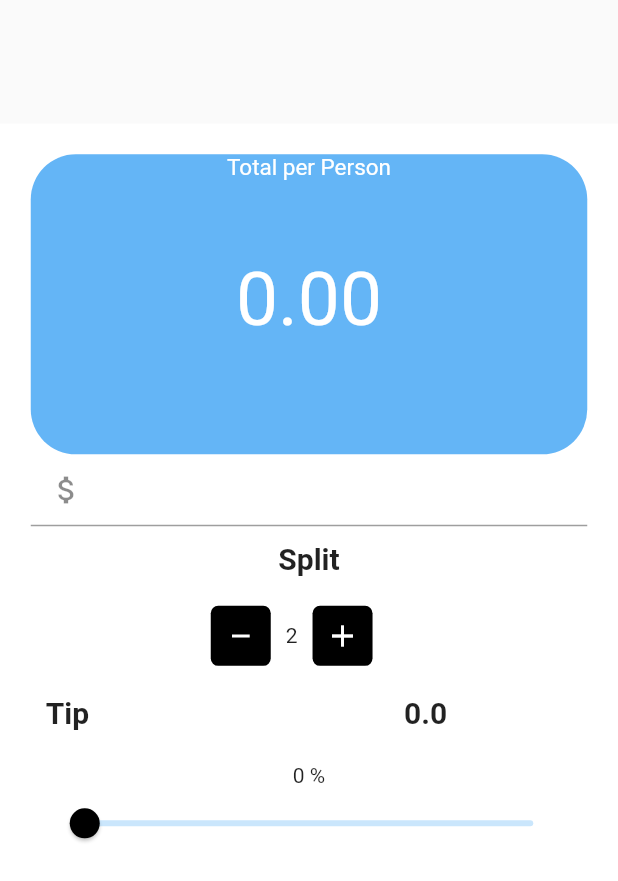
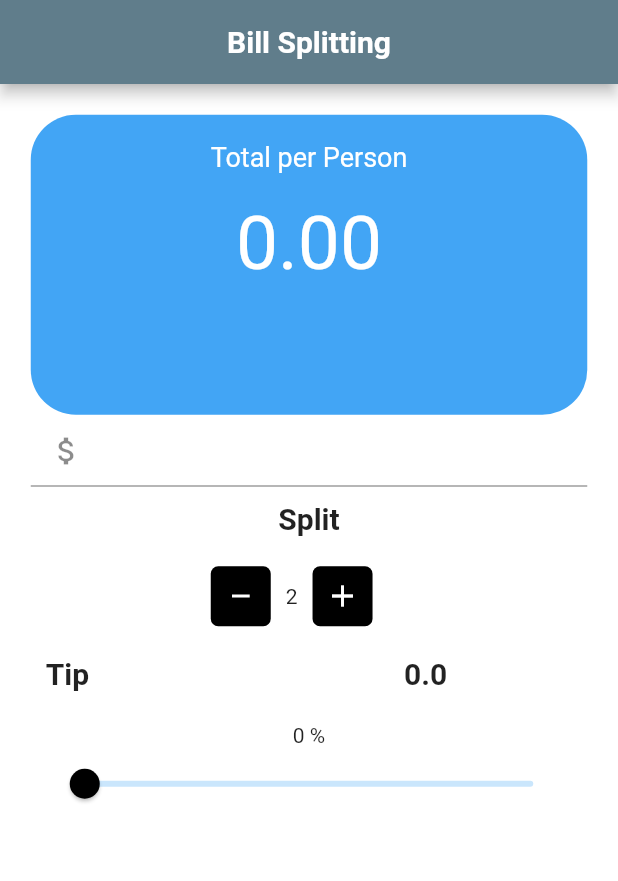
Before and after one commit to muntasir-ifaz574/Bill_Splitter, a Flutter app: the screen it shows after launch, after a tap on the "add" icon, on a phone screen of 412 x 824 dp. Shown: the top 881 px of the screen. Run offline on Flutter 3.47's test engine with Material 2 defaults, Android fonts, the phone set to English and light mode, and no system bars.

Commit message:
bill splitter

```diff
--- a/lib/main.dart
+++ b/lib/main.dart
@@ -1,9 +1,55 @@
+import 'dart:io';
+
+import 'package:flutter/cupertino.dart';
 import 'package:flutter/material.dart';
 
 void main() => runApp(const MaterialApp(
-      home: SplitBill(),
+      home: Splash(),
       debugShowCheckedModeBanner: false,
     ));
+
+class Splash extends StatefulWidget {
+  const Splash({Key? key}) : super(key: key);
+
+  @override
+  _SplashState createState() => _SplashState();
+}
+
+class _SplashState extends State<Splash> {
+  @override
+  void initState() {
+    super.initState();
+    Future.delayed(Duration(seconds: 3), () {
+      Navigator.pushReplacement(
+        context,
+        MaterialPageRoute(
+          builder: (context) => SplitBill(),
+        ),
+      );
+    });
+  }
+
+  @override
+  Widget build(BuildContext context) {
+    return Scaffold(
+      backgroundColor: Colors.blue.shade200,
+      body: Center(
+        child: Column(
+          mainAxisAlignment: MainAxisAlignment.center,
+          children: [
+            Image.asset(
+              'assets/bill_splitting.png',
+              height: 130,
+            ),
+            CircularProgressIndicator(
+              color: Colors.white,
+            )
+          ],
+        ),
+      ),
+    );
+  }
+}
 
 class SplitBill extends StatefulWidget {
   const SplitBill({Key? key}) : super(key: key);
@@ -21,8 +67,19 @@ class _SplitBillState extends State<SplitBill> {
   @override
   Widget build(BuildContext context) {
     return Scaffold(
+      appBar: AppBar(
+        centerTitle: true,
+        backgroundColor: Colors.blueGrey,
+        title: Text(
+          'Bill Splitting',
+          style: TextStyle(
+            color: Colors.white,
+            fontWeight: FontWeight.bold,
+          ),
+        ),
+      ),
       body: Container(
-        margin: EdgeInsets.only(top: MediaQuery.of(context).size.height * 0.1),
+        // margin: EdgeInsets.only(top: MediaQuery.of(context).size.height * 0.1),
         alignment: Alignment.center,
         color: Colors.white,
         child: ListView(
@@ -34,19 +91,22 @@ class _SplitBillState extends State<SplitBill> {
               width: 150,
               decoration: BoxDecoration(
                 borderRadius: BorderRadius.circular(30),
-                color: Colors.blue.shade300,
+                color: Colors.blue.shade400,
               ),
               child: Column(
                 children: [
-                  Text(
-                    "Total per Person",
-                    style: TextStyle(
-                      color: Colors.white,
-                      fontSize: 15,
+                  Padding(
+                    padding: const EdgeInsets.all(18),
+                    child: Text(
+                      "Total per Person",
+                      style: TextStyle(
+                        color: Colors.white,
+                        fontSize: 18,
+                      ),
                     ),
                   ),
                   Padding(
-                    padding: const EdgeInsets.all(50),
+                    padding: const EdgeInsets.all(0),
                     child: Text(
                       "${personAmt.toStringAsFixed(2)}",
                       style: TextStyle(
@@ -66,7 +126,7 @@ class _SplitBillState extends State<SplitBill> {
                     prefixIcon: Icon(Icons.attach_money),
                     prefixText: "Bill Amount: ",
                     prefixStyle: TextStyle(
-                      color: Colors.grey.shade400,
+                      color: Colors.grey,
                       fontSize: 20,
                     ),
                   ),
--- a/pubspec.yaml
+++ b/pubspec.yaml
@@ -34,7 +34,7 @@ dependencies:
   # The following adds the Cupertino Icons font to your application.
   # Use with the CupertinoIcons class for iOS style icons.
   cupertino_icons: ^1.0.2
-  google_fonts: ^2.3.0
+
 
 
 dev_dependencies:
@@ -48,6 +48,9 @@ dev_dependencies:
   # package. See that file for information about deactivating specific lint
   # rules and activating additional ones.
   flutter_lints: ^1.0.0
+  flutter_native_splash: ^2.0.2
+
+
 
 # For information on the generic Dart part of this file, see the
 # following page: https://dart.dev/tools/pub/pubspec
```
Also changed, not shown: pubspec.lock, 1 other file.
